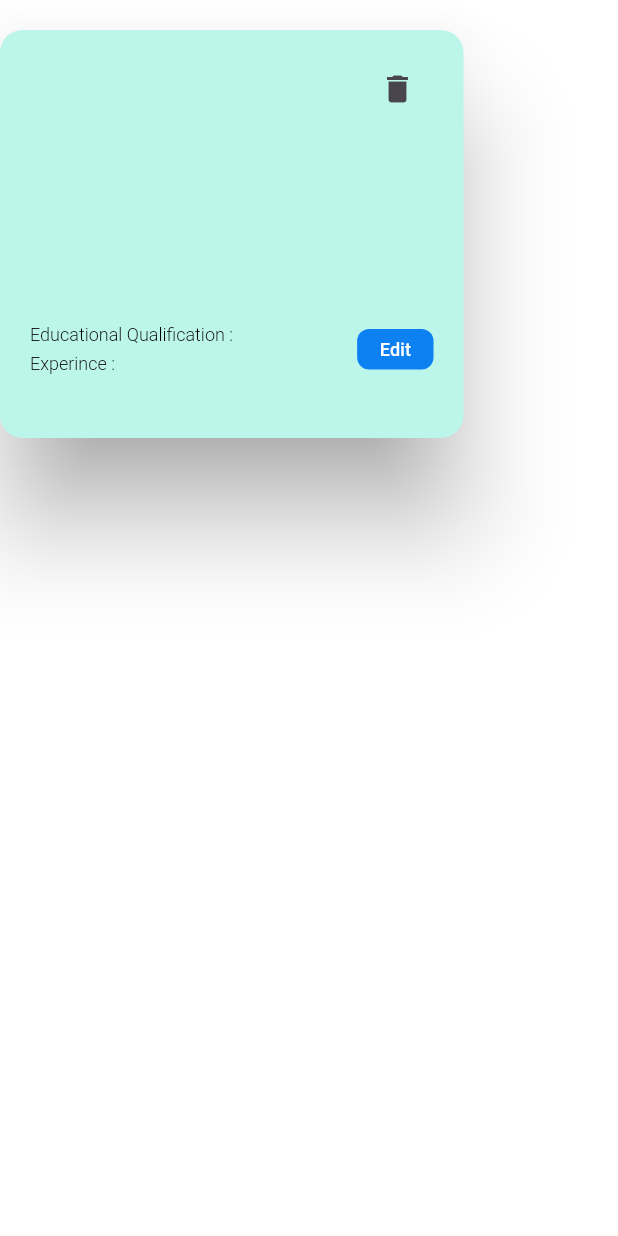
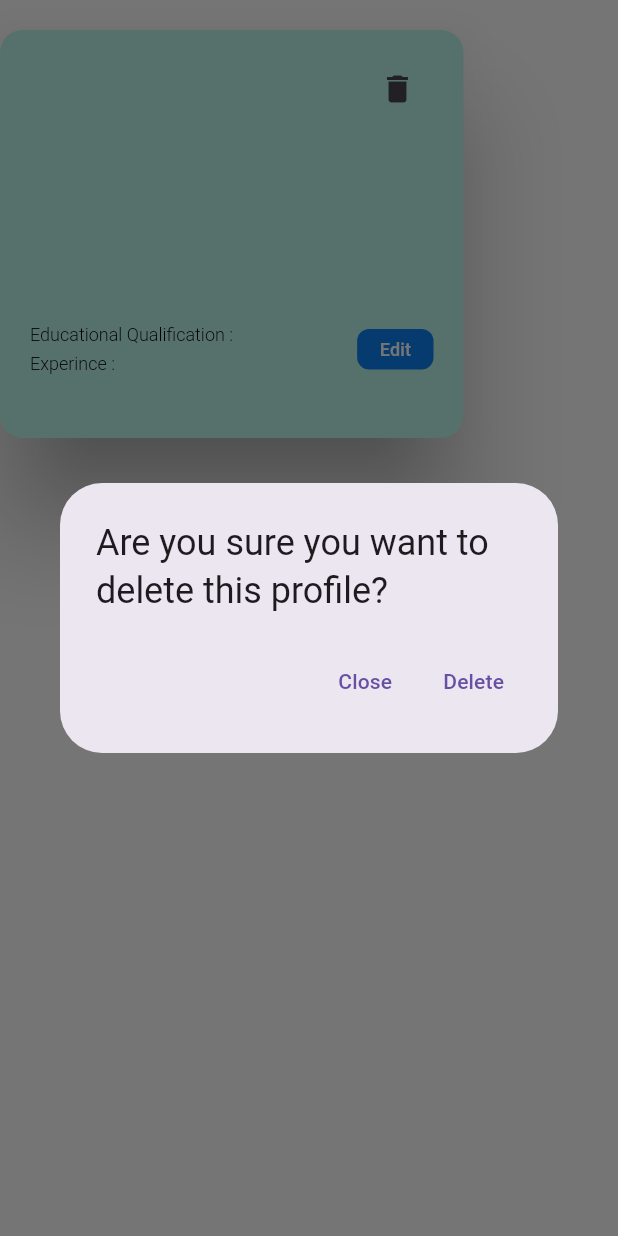
Before and after one commit to Sarathcholakkal/hiremeapp_bloc_restfulAPI, a Flutter app: the CustomCard widget shown alone on an empty page, opened directly with empty values, after a tap on the "delete" icon, on a phone screen of 412 x 824 dp. Run offline on Flutter 3.47's test engine with Material 3 defaults, Android fonts, the phone set to English and light mode, and no system bars; drawn by our look-alikes of auto_size_text; our stand-ins replace flutter_bloc; network calls fail.

Commit message:
delete added and model id change to stringnullble optional

```diff
--- a/lib/bloc/profile_event.dart
+++ b/lib/bloc/profile_event.dart
@@ -14,3 +14,9 @@ final class ProfilePostEvent extends ProfileEvent {
 
   ProfilePostEvent({required this.userprofile});
 }
+
+final class ProfileDeleteEvent extends ProfileEvent {
+  final String id;
+
+  ProfileDeleteEvent({required this.id});
+}
--- a/lib/data/repository/profile_data_repository.dart
+++ b/lib/data/repository/profile_data_repository.dart
@@ -29,4 +29,16 @@ class ProfileRepository {
       throw Exception("Failed to insert profile data");
     }
   }
+
+  // profile_repository.dart
+  Future<void> deleteData(String id) async {
+    final response = await http.delete(
+      Uri.parse("https://api.restful-api.dev/objects/$id"),
+      headers: {"Content-Type": "application/json"},
+    );
+
+    if (response.statusCode != 200) {
+      throw Exception('Failed to delete profile');
+    }
+  }
 }
--- a/lib/model/model.dart
+++ b/lib/model/model.dart
@@ -5,11 +5,11 @@ Profile profileFromJson(String str) => Profile.fromJson(json.decode(str));
 String profileToJson(Profile data) => json.encode(data.toJson());
 
 class Profile {
-  String id;
+  String? id;
   String name;
   Data data;
 
-  Profile({required this.id, required this.name, required this.data});
+  Profile({this.id, required this.name, required this.data});
 
   factory Profile.fromJson(Map<String, dynamic> json) => Profile(
     id: json["id"],
--- a/lib/presentations/screens/update_entry.dart
+++ b/lib/presentations/screens/update_entry.dart
@@ -1,3 +1,5 @@
+import 'dart:developer';
+
 import 'package:flutter/material.dart';
 import 'package:flutter_bloc/flutter_bloc.dart';
 import 'package:hireme_app/bloc/profile_bloc.dart';
@@ -73,7 +75,7 @@ class _UpdateEntryState extends State<UpdateEntry> {
 
     context.read<ProfileBloc>().add(ProfilePostEvent(userprofile: userprofile));
 
-    print('student updated');
+    log('profile updated');
     Navigator.of(context).pop();
   }
 
--- a/lib/presentations/widgets/custom_card.dart
+++ b/lib/presentations/widgets/custom_card.dart
@@ -2,6 +2,8 @@ import 'dart:math';
 
 import 'package:auto_size_text/auto_size_text.dart';
 import 'package:flutter/material.dart';
+import 'package:flutter_bloc/flutter_bloc.dart';
+import 'package:hireme_app/bloc/profile_bloc.dart';
 import 'package:hireme_app/model/model.dart';
 import 'package:hireme_app/presentations/screens/update_entry.dart';
 import 'package:hireme_app/utils/const.dart';
@@ -49,7 +51,38 @@ class CustomCard extends StatelessWidget {
                   ),
                 ),
                 Spacer(),
-                IconButton(onPressed: () {}, icon: Icon(Icons.delete)),
+                IconButton(
+                  onPressed: () {
+                    showDialog(
+                      context: context,
+                      builder: (ctx1) {
+                        return AlertDialog(
+                          title: const Text(
+                            'Are you sure you want to delete this profile?',
+                          ),
+                          actions: [
+                            TextButton(
+                              onPressed: () {
+                                Navigator.of(ctx1).pop();
+                              },
+                              child: const Text('Close'),
+                            ),
+                            TextButton(
+                              onPressed: () {
+                                context.read<ProfileBloc>().add(
+                                  ProfileDeleteEvent(id: profileData.id),
+                                );
+                                Navigator.of(ctx1).pop(); // Close the dialog
+                              },
+                              child: const Text('Delete'),
+                            ),
+                          ],
+                        );
+                      },
+                    );
+                  },
+                  icon: Icon(Icons.delete),
+                ),
               ],
             ),
 
```
Also changed, not shown: lib/bloc/profile_bloc.dart (+12 -0 lines), lib/presentations/screens/add_new_entry.dart (+27 -11 lines).
